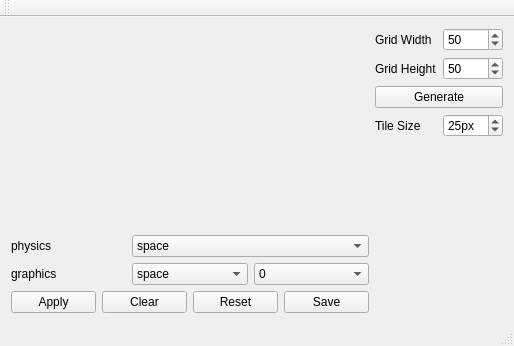
Old version of the form Tools/MapGenerator2/mainwindow.ui in the repository KaraJ/conpenguum.
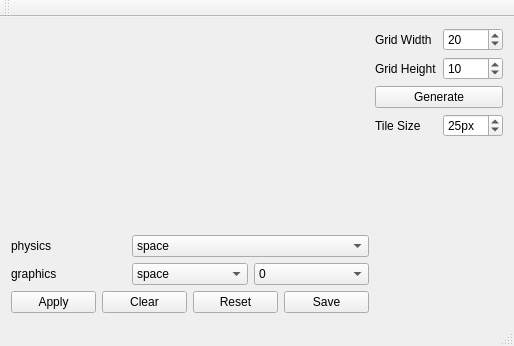
New version of the form.

```diff
--- a/Tools/MapGenerator2/mainwindow.ui
+++ b/Tools/MapGenerator2/mainwindow.ui
@@ -168,7 +168,7 @@
            <number>200</number>
           </property>
           <property name="value">
-           <number>50</number>
+           <number>20</number>
           </property>
          </widget>
         </item>
@@ -188,7 +188,7 @@
            <number>200</number>
           </property>
           <property name="value">
-           <number>50</number>
+           <number>10</number>
           </property>
          </widget>
         </item>
```
